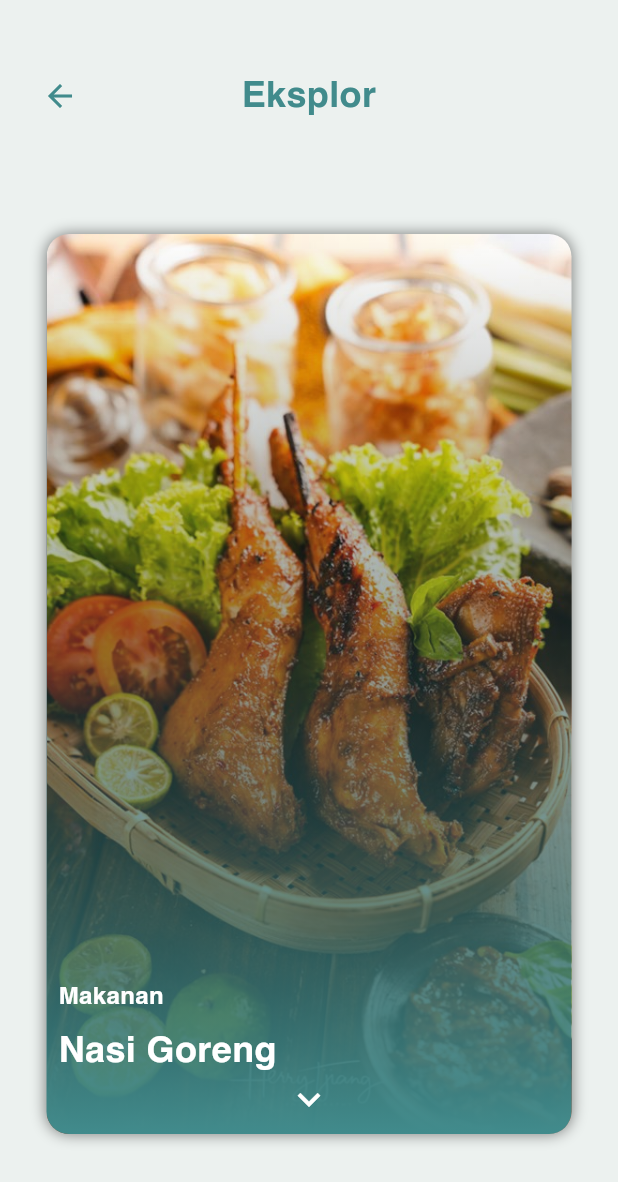
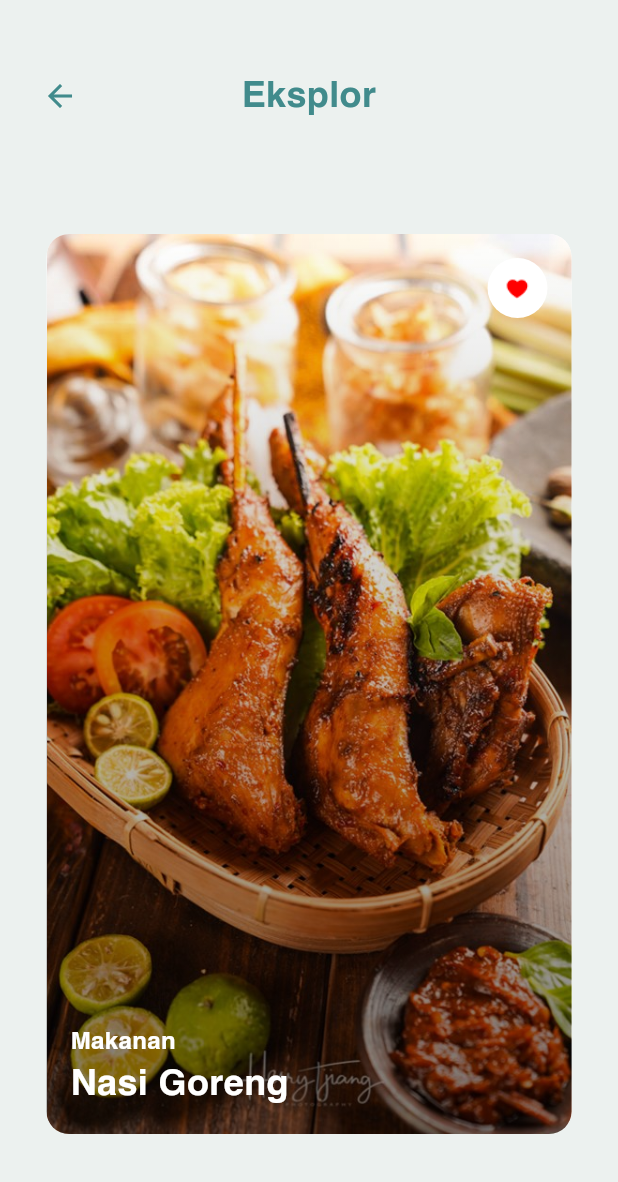
Before and after one commit to NicMatthew/terserah, a Flutter app: the screen it shows after launch, on a phone screen of 412 x 824 dp. Shown: the top 1182 px of the screen. Run offline on Flutter 3.47's test engine with Material 3 defaults, Android fonts, the light colour scheme and no system bars; our stand-ins replace confetti; missing offline and left inert: swipable_stack.

Commit message:
Update swipe_activites.dart

```diff
--- a/terserah/lib/swipe_activites.dart
+++ b/terserah/lib/swipe_activites.dart
@@ -1,7 +1,6 @@
 import 'package:flutter/material.dart';
 import 'package:swipable_stack/swipable_stack.dart';
 import 'dart:async';
-import 'result.dart'; // Import the result page
 
 class SwipeCardDemo extends StatefulWidget {
   @override
@@ -35,6 +34,14 @@ class _SwipeCardDemoState extends State<SwipeCardDemo> {
     'Sate ayam adalah potongan daging ayam yang dipanggang di atas arang, disajikan dengan saus kacang yang manis dan gurih. Hidangan khas Indonesia ini sering dinikmati sebagai makanan ringan atau lauk, dan terkenal dengan aroma dan rasanya yang menggugah selera.',
     'Spageti adalah pasta khas Italia yang berupa mie panjang dan biasanya disajikan dengan saus seperti bolognese atau carbonara. Hidangan ini terkenal di seluruh dunia karena rasanya yang lezat dan cocok dinikmati sebagai makan siang atau makan malam.',
     // Add more descriptions if needed
+  ];
+
+  // List to determine which logo to show (null means no logo)
+  List<String?> logos = [
+    'assets/love-icon.png',  // Show heart icon
+    null,                // No icon
+    'assets/fire-icon.png',   // Show fire icon
+    // Add more logos if needed
   ];
 
   late Timer _timer;
@@ -82,6 +89,10 @@ class _SwipeCardDemoState extends State<SwipeCardDemo> {
     final infiniteDescriptions = List<String>.generate(
       100, // Adjust the number as needed
           (index) => descriptions[index % descriptions.length],
+    );
+    final infiniteLogos = List<String?>.generate(
+      100, // Adjust the number as needed
+          (index) => logos[index % logos.length],
     );
 
     return Scaffold(
@@ -143,6 +154,7 @@ class _SwipeCardDemoState extends State<SwipeCardDemo> {
                           category: infiniteCategories[index],
                           name: infiniteFoodsOrActivities[index],
                           description: infiniteDescriptions[index],
+                          logo: infiniteLogos[index],
                           isExpanded: _expandedStates[index] ?? false,
                           onToggleDescription: () {
                             setState(() {
@@ -223,10 +235,7 @@ class _SwipeCardDemoState extends State<SwipeCardDemo> {
               ),
               onPressed: () {
                 Navigator.of(context).pop();
-                Navigator.push(
-                  context,
-                  MaterialPageRoute(builder: (context) => ResultPage()),
-                );
+                // Navigate to the result page or perform any action here
               },
             ),
           ],
@@ -237,12 +246,13 @@ class _SwipeCardDemoState extends State<SwipeCardDemo> {
 
 }
 
-class CardWidget extends StatefulWidget {
+class CardWidget extends StatelessWidget {
   final int index;
   final String image;
   final String category;
   final String name;
   final String description;
+  final String? logo;
   final bool isExpanded;
   final VoidCallback onToggleDescription;
 
@@ -252,140 +262,94 @@ class CardWidget extends StatefulWidget {
     required this.category,
     required this.name,
     required this.description,
+    required this.logo,
     required this.isExpanded,
     required this.onToggleDescription,
   });
 
   @override
-  _CardWidgetState createState() => _CardWidgetState();
-}
-
-class _CardWidgetState extends State<CardWidget> {
-  @override
   Widget build(BuildContext context) {
     return GestureDetector(
-      onTap: widget.onToggleDescription,
+      onTap: onToggleDescription,
       child: Container(
         decoration: BoxDecoration(
           borderRadius: BorderRadius.circular(15),
-          boxShadow: [BoxShadow(color: Colors.black.withOpacity(0.5), blurRadius: 8)],
+          color: Colors.white,
         ),
         child: Stack(
-          fit: StackFit.expand,
           children: [
-            // Background Image
+            // Image and overlay
             ClipRRect(
               borderRadius: BorderRadius.circular(15),
               child: Image.asset(
-                widget.image,
-                fit: BoxFit.cover, // Cover the entire card
+                image,
+                fit: BoxFit.cover,
+                width: double.infinity,
+                height: double.infinity,
               ),
             ),
-            // Overlay with gradient background
-            Positioned.fill(
-              child: Container(
+            Container(
               decoration: BoxDecoration(
                 borderRadius: BorderRadius.circular(15),
                 gradient: LinearGradient(
-                    colors: [Colors.transparent, Color(0xFF418B8C)],
-                    begin: Alignment.topCenter,
-                    end: Alignment.bottomCenter,
-                  ),
-                ),
-                padding: const EdgeInsets.all(8.0),
-                child: // Tambahkan di bawah deskripsi
-                Column(
-                  mainAxisAlignment: MainAxisAlignment.end,
-                  crossAxisAlignment: CrossAxisAlignment.start,
-                  children: [
-                    // Kategori
-                    Text(
-                      widget.category,
-                      style: TextStyle(
-                        fontSize: 16,
-                        fontWeight: FontWeight.bold,
-                        color: Colors.white,
-                      ),
-                    ),
-                    SizedBox(height: 8),
-                    // Nama makanan atau aktivitas
-                    Text(
-                      widget.name,
-                      style: TextStyle(
-                        fontSize: 24,
-                        fontWeight: FontWeight.bold,
-                        color: Colors.white,
-                      ),
-                    ),
-                    // Deskripsi yang bisa diperluas
-                    AnimatedContainer(
-                      duration: const Duration(milliseconds: 300),
-                      curve: Curves.easeInOut,
-                      height: widget.isExpanded ? null : 0, // Animate height
-                      child: AnimatedSwitcher(
-                        duration: const Duration(milliseconds: 300),
-                        child: widget.isExpanded
-                            ? Column(
-                          crossAxisAlignment: CrossAxisAlignment.start,
-                          children: [
-                            Padding(
-                              padding: const EdgeInsets.only(top: 8.0),
-                              child: Text(
-                                widget.description,
-                                style: TextStyle(
-                                  fontSize: 16,
-                                  color: Colors.white,
+                  begin: Alignment.bottomCenter,
+                  end: Alignment.topCenter,
+                  colors: [
+                    Colors.black.withOpacity(0.5),
+                    Colors.transparent,
+                  ],
                 ),
               ),
             ),
-                            // Bar Rating dan Asal Rating
-                            Row(
+            // Content
+            Positioned(
+              left: 16,
+              bottom: 16,
+              child: Column(
+                crossAxisAlignment: CrossAxisAlignment.start,
                 children: [
-                                Expanded(
-                                  child: LinearProgressIndicator(
-                                    value: 0.9, // Contoh nilai rating, bisa diganti sesuai data
-                                    color: Colors.yellow,
-                                    backgroundColor: Colors.white.withOpacity(0.3),
+                  Text(
+                    category,
+                    style: TextStyle(
+                      color: Colors.white,
+                      fontSize: 16,
+                      fontWeight: FontWeight.bold,
                     ),
                   ),
-                                SizedBox(width: 8),
                   Text(
-                                  '4.5', // Contoh rating, bisa diganti sesuai data
-                                  style: TextStyle(color: Colors.white),
-                                ),
-                                SizedBox(width: 4),
-                                Icon(
-                                  Icons.star,
-                                  color: Colors.yellow,
-                                  size: 18,
-                                ),
-                                SizedBox(width: 8),
-                                Image.asset(
-                                  'assets/google-icon.png', // Path ke ikon Google atau sumber lain
-                                  height: 50,
-                                ),
-                              ],
-                            ),
-                          ],
-                        )
-                            : SizedBox.shrink(),
+                    name,
+                    style: TextStyle(
+                      color: Colors.white,
+                      fontSize: 24,
+                      fontWeight: FontWeight.bold,
                     ),
                   ),
-                    // Panah di tengah bawah
-                    Align(
-                      alignment: Alignment.bottomCenter,
-                      child: GestureDetector(
-                        onTap: widget.onToggleDescription,
-                        child: Icon(
-                          widget.isExpanded ? Icons.expand_less : Icons.expand_more,
+                  if (isExpanded)
+                    Padding(
+                      padding: EdgeInsets.only(top: 8),
+                      child: Text(
+                        description,
+                        style: TextStyle(
                           color: Colors.white,
-                          size: 30,
+                          fontSize: 14,
                         ),
                       ),
                     ),
                 ],
               ),
-
+            ),
+            // Heart or fire logo
+            if (logo != null)
+              Positioned(
+                top: 16,
+                right: 16,
+                child: CircleAvatar(
+                  backgroundColor: Colors.white,
+                  child: Image.asset(
+                    logo!,
+                    width: 24,
+                    height: 24,
+                  ),
                 ),
               ),
           ],
```
Lines whose indentation alone changed are shown as unchanged.
